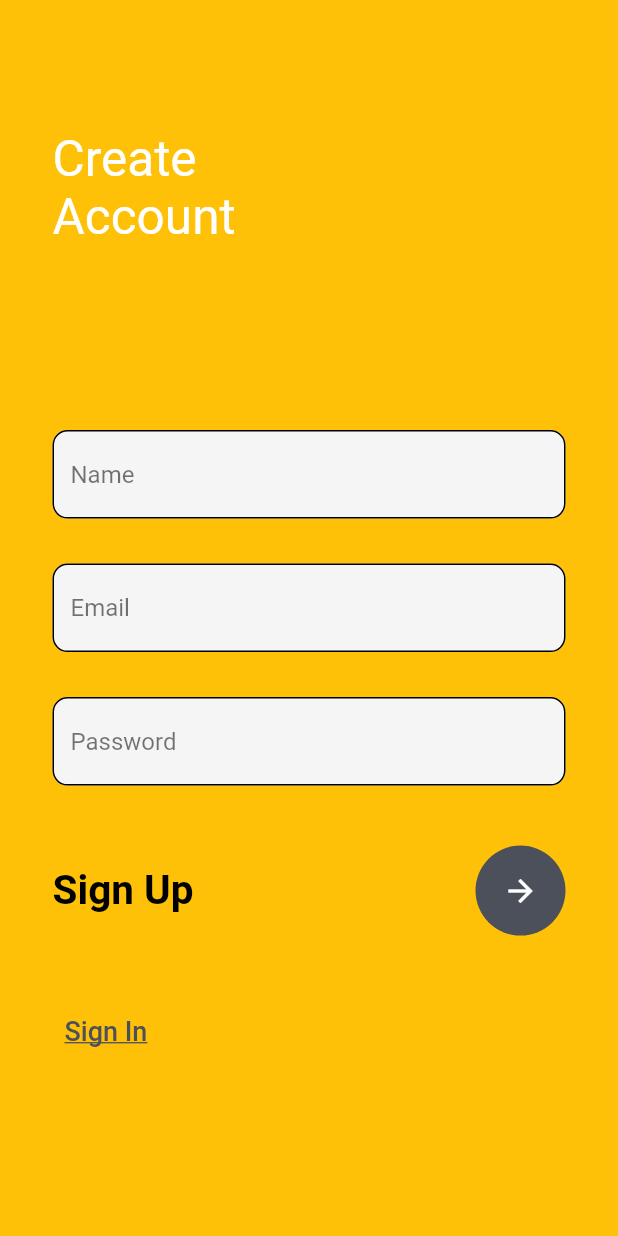
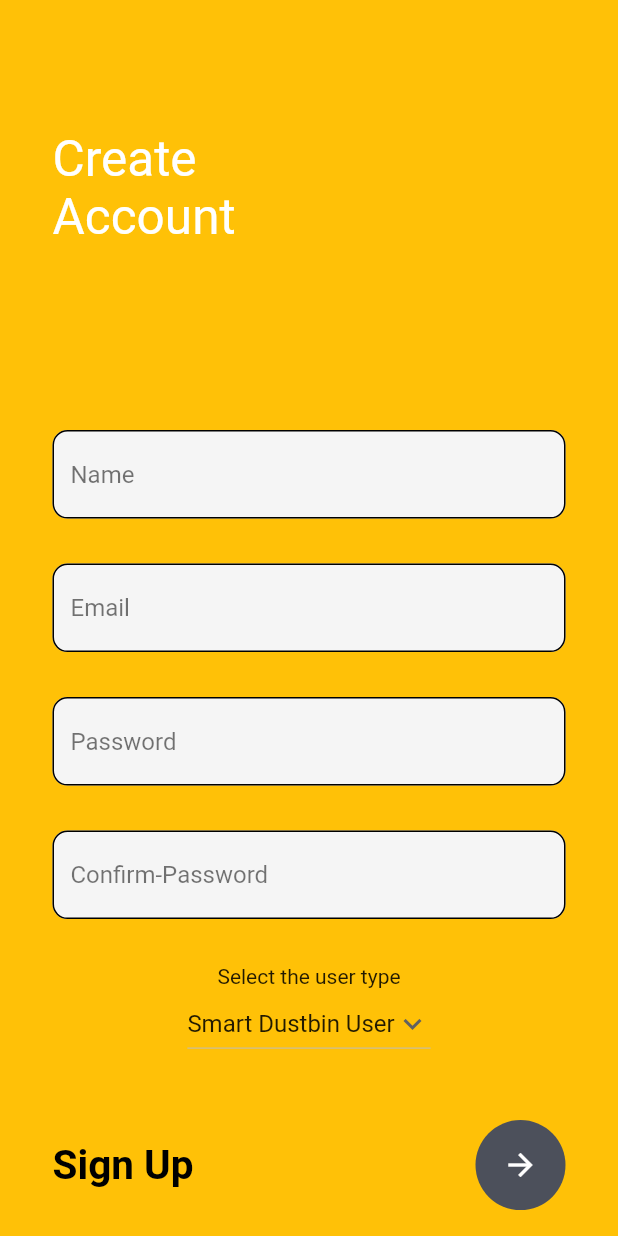
Before and after one commit to akathalzy/5COSC021C.2-DIGIBINN--SDGP-, a Flutter app: the MyRegister screen opened directly, on a phone screen of 412 x 824 dp. Run offline on Flutter 3.47's test engine with Material 2 defaults, Android fonts, the phone set to English and light mode, and no system bars; missing offline and left inert: qr_code_scanner.

Commit message:
register page updated

```diff
--- a/FlutterApp-Digibinn/lib/register.dart
+++ b/FlutterApp-Digibinn/lib/register.dart
@@ -9,6 +9,15 @@ class MyRegister extends StatefulWidget {
 }
 
 class _MyRegisterState extends State<MyRegister> {
+
+String dropdownvalue = 'Smart Dustbin User';
+
+var items = [
+    "Smart Dustbin User",
+    "Trash Collector"
+  ];
+
+
   @override
   Widget build(BuildContext context) {
     return Container(
@@ -118,6 +127,61 @@ class _MyRegisterState extends State<MyRegister> {
                                 )),
                           ),
                           SizedBox(
+                            height: 30,
+                          ),
+                          TextField(
+                            style: TextStyle(color: Colors.white),
+                            obscureText: true,
+                            decoration: InputDecoration(
+                                enabledBorder: OutlineInputBorder(
+                                  borderRadius: BorderRadius.circular(10),
+                                  borderSide: BorderSide(
+                                    color: Color.fromARGB(255, 0, 0, 0),
+                                  ),
+                                ),
+                                focusedBorder: OutlineInputBorder(
+                                  borderRadius: BorderRadius.circular(10),
+                                  borderSide: BorderSide(
+                                    color: Color.fromARGB(255, 0, 0, 0),
+                                  ),
+                                ),
+                                hintText: "Confirm-Password",
+                                fillColor: Colors.grey.shade100,
+                                filled: true,
+                                hintStyle: TextStyle(color: Colors.black54),
+                                border: OutlineInputBorder(
+                                  borderRadius: BorderRadius.circular(10),
+                                )),
+                          ),
+                           SizedBox(
+                            height: 30,
+                          ),
+                          Text('Select the user type'),
+                           DropdownButton(
+
+                            // Initial Value
+                            value: dropdownvalue,
+
+                            // Down Arrow Icon
+                            icon: const Icon(Icons.keyboard_arrow_down),
+
+                            // Array list of items
+                            items: items.map((String items) {
+                              return DropdownMenuItem(
+                                value: items,
+                                child: Text(items),
+                              );
+                            }).toList(),
+                            // After selecting the desired option,it will
+                            // change button value to selected value
+                            onChanged: (String? newValue) {
+                              setState(() {
+                                dropdownvalue = newValue!;
+                              });
+                            },
+                          ),
+
+                          SizedBox(
                             height: 40,
                           ),
                           Row(
```
Also changed, not shown: 1 other file.
